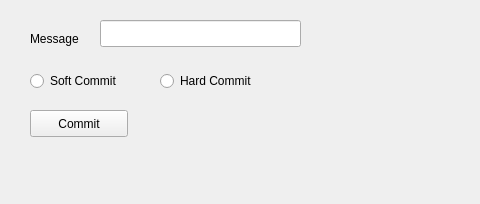
First picture: the form in commitui.ui, repository shivanshuag/gaea, before the edit; both pictures show x 0 to 480 and y 0 to 204 of the 800 by 204 pixel window.
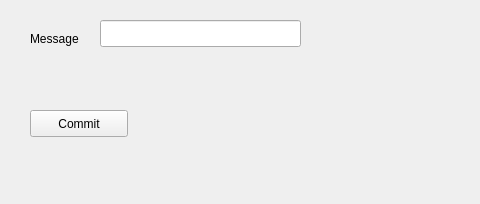
Second picture: the form after the edit.

Patch:
```diff
--- a/commitui.ui
+++ b/commitui.ui
@@ -37,32 +37,6 @@
      </rect>
     </property>
    </widget>
-   <widget class="QRadioButton" name="radioSoft">
-    <property name="geometry">
-     <rect>
-      <x>30</x>
-      <y>70</y>
-      <width>116</width>
-      <height>22</height>
-     </rect>
-    </property>
-    <property name="text">
-     <string>Soft Commit</string>
-    </property>
-   </widget>
-   <widget class="QRadioButton" name="radioHard">
-    <property name="geometry">
-     <rect>
-      <x>160</x>
-      <y>70</y>
-      <width>116</width>
-      <height>22</height>
-     </rect>
-    </property>
-    <property name="text">
-     <string>Hard Commit</string>
-    </property>
-   </widget>
    <widget class="QPushButton" name="but">
     <property name="geometry">
      <rect>
```
